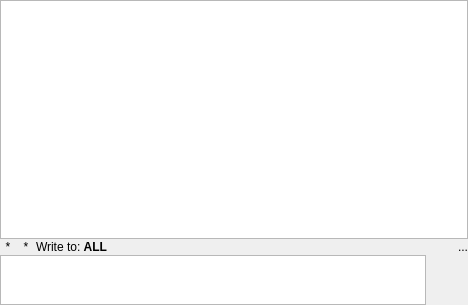
The window that src/GuiChat.ui (hwgao/beebeep) describes before a commit, drawn with Qt 5.
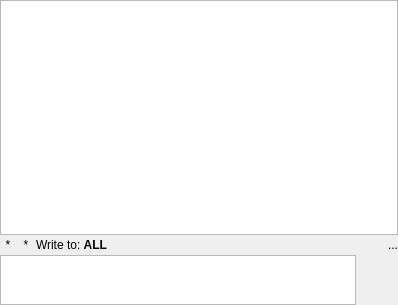
The same window after the commit. Icons and pictures are not drawn. Custom widgets are drawn as their Qt base class.

What changed in the file:
```diff
--- a/src/GuiChat.ui
+++ b/src/GuiChat.ui
@@ -6,7 +6,7 @@
    <rect>
     <x>0</x>
     <y>0</y>
-    <width>468</width>
+    <width>398</width>
     <height>305</height>
    </rect>
   </property>
@@ -32,13 +32,10 @@
    <property name="bottomMargin">
     <number>0</number>
    </property>
-   <property name="horizontalSpacing">
+   <property name="spacing">
     <number>2</number>
    </property>
-   <property name="verticalSpacing">
-    <number>0</number>
-   </property>
-   <item row="0" column="0" colspan="5">
+   <item row="0" column="0" colspan="2">
     <widget class="QTextBrowser" name="mp_teChat">
      <property name="minimumSize">
       <size>
@@ -57,86 +54,7 @@
      </property>
     </widget>
    </item>
-   <item row="1" column="0">
-    <widget class="QLabel" name="mp_lPixSecure">
-     <property name="sizePolicy">
-      <sizepolicy hsizetype="Minimum" vsizetype="Minimum">
-       <horstretch>0</horstretch>
-       <verstretch>0</verstretch>
-      </sizepolicy>
-     </property>
-     <property name="minimumSize">
-      <size>
-       <width>16</width>
-       <height>16</height>
-      </size>
-     </property>
-     <property name="text">
-      <string>*</string>
-     </property>
-     <property name="alignment">
-      <set>Qt::AlignCenter</set>
-     </property>
-    </widget>
-   </item>
-   <item row="1" column="1">
-    <widget class="QLabel" name="mp_lPix">
-     <property name="sizePolicy">
-      <sizepolicy hsizetype="Minimum" vsizetype="Minimum">
-       <horstretch>0</horstretch>
-       <verstretch>0</verstretch>
-      </sizepolicy>
-     </property>
-     <property name="minimumSize">
-      <size>
-       <width>16</width>
-       <height>16</height>
-      </size>
-     </property>
-     <property name="text">
-      <string>*</string>
-     </property>
-     <property name="alignment">
-      <set>Qt::AlignCenter</set>
-     </property>
-    </widget>
-   </item>
-   <item row="1" column="2">
-    <widget class="QLabel" name="mp_lTitle">
-     <property name="sizePolicy">
-      <sizepolicy hsizetype="Expanding" vsizetype="Preferred">
-       <horstretch>0</horstretch>
-       <verstretch>0</verstretch>
-      </sizepolicy>
-     </property>
-     <property name="text">
-      <string>Write to: &lt;b&gt;ALL&lt;/b&gt;</string>
-     </property>
-     <property name="textFormat">
-      <enum>Qt::RichText</enum>
-     </property>
-     <property name="margin">
-      <number>0</number>
-     </property>
-    </widget>
-   </item>
-   <item row="1" column="4">
-    <widget class="QLabel" name="mp_lTimestamp">
-     <property name="sizePolicy">
-      <sizepolicy hsizetype="Minimum" vsizetype="Preferred">
-       <horstretch>0</horstretch>
-       <verstretch>0</verstretch>
-      </sizepolicy>
-     </property>
-     <property name="text">
-      <string>...</string>
-     </property>
-     <property name="alignment">
-      <set>Qt::AlignRight|Qt::AlignTrailing|Qt::AlignVCenter</set>
-     </property>
-    </widget>
-   </item>
-   <item row="2" column="0" colspan="4">
+   <item row="2" column="0">
     <widget class="GuiMessageEdit" name="mp_teMessage">
      <property name="sizePolicy">
       <sizepolicy hsizetype="Expanding" vsizetype="Fixed">
@@ -160,12 +78,12 @@
       <string>&lt;!DOCTYPE HTML PUBLIC &quot;-//W3C//DTD HTML 4.0//EN&quot; &quot;http://www.w3.org/TR/REC-html40/strict.dtd&quot;&gt;
 &lt;html&gt;&lt;head&gt;&lt;meta name=&quot;qrichtext&quot; content=&quot;1&quot; /&gt;&lt;style type=&quot;text/css&quot;&gt;
 p, li { white-space: pre-wrap; }
-&lt;/style&gt;&lt;/head&gt;&lt;body style=&quot; font-family:'MS Shell Dlg 2'; font-size:8.25pt; font-weight:400; font-style:normal;&quot;&gt;
-&lt;p style=&quot;-qt-paragraph-type:empty; margin-top:0px; margin-bottom:0px; margin-left:0px; margin-right:0px; -qt-block-indent:0; text-indent:0px; font-size:8pt;&quot;&gt;&lt;br /&gt;&lt;/p&gt;&lt;/body&gt;&lt;/html&gt;</string>
+&lt;/style&gt;&lt;/head&gt;&lt;body style=&quot; font-family:'Droid Sans'; font-size:10pt; font-weight:400; font-style:normal;&quot;&gt;
+&lt;p style=&quot;-qt-paragraph-type:empty; margin-top:0px; margin-bottom:0px; margin-left:0px; margin-right:0px; -qt-block-indent:0; text-indent:0px; font-family:'MS Shell Dlg 2'; font-size:8pt;&quot;&gt;&lt;br /&gt;&lt;/p&gt;&lt;/body&gt;&lt;/html&gt;</string>
      </property>
     </widget>
    </item>
-   <item row="2" column="4">
+   <item row="2" column="1">
     <widget class="QPushButton" name="mp_pbSend">
      <property name="sizePolicy">
       <sizepolicy hsizetype="Fixed" vsizetype="Fixed">
@@ -203,6 +121,89 @@
      </property>
     </widget>
    </item>
+   <item row="1" column="0" colspan="2">
+    <layout class="QHBoxLayout" name="horizontalLayout">
+     <item>
+      <widget class="QLabel" name="mp_lPixSecure">
+       <property name="sizePolicy">
+        <sizepolicy hsizetype="Minimum" vsizetype="Minimum">
+         <horstretch>0</horstretch>
+         <verstretch>0</verstretch>
+        </sizepolicy>
+       </property>
+       <property name="minimumSize">
+        <size>
+         <width>16</width>
+         <height>16</height>
+        </size>
+       </property>
+       <property name="text">
+        <string>*</string>
+       </property>
+       <property name="alignment">
+        <set>Qt::AlignCenter</set>
+       </property>
+      </widget>
+     </item>
+     <item>
+      <widget class="QLabel" name="mp_lPix">
+       <property name="sizePolicy">
+        <sizepolicy hsizetype="Minimum" vsizetype="Minimum">
+         <horstretch>0</horstretch>
+         <verstretch>0</verstretch>
+        </sizepolicy>
+       </property>
+       <property name="minimumSize">
+        <size>
+         <width>16</width>
+         <height>16</height>
+        </size>
+       </property>
+       <property name="text">
+        <string>*</string>
+       </property>
+       <property name="alignment">
+        <set>Qt::AlignCenter</set>
+       </property>
+      </widget>
+     </item>
+     <item>
+      <widget class="QLabel" name="mp_lTitle">
+       <property name="sizePolicy">
+        <sizepolicy hsizetype="Expanding" vsizetype="Preferred">
+         <horstretch>0</horstretch>
+         <verstretch>0</verstretch>
+        </sizepolicy>
+       </property>
+       <property name="text">
+        <string>Write to: &lt;b&gt;ALL&lt;/b&gt;</string>
+       </property>
+       <property name="textFormat">
+        <enum>Qt::RichText</enum>
+       </property>
+       <property name="margin">
+        <number>0</number>
+       </property>
+      </widget>
+     </item>
+     <item>
+      <widget class="QLabel" name="mp_lTimestamp">
+       <property name="sizePolicy">
+        <sizepolicy hsizetype="Minimum" vsizetype="Preferred">
+         <horstretch>0</horstretch>
+         <verstretch>0</verstretch>
+        </sizepolicy>
+       </property>
+       <property name="text">
+        <string>...</string>
+       </property>
+       <property name="alignment">
+        <set>Qt::AlignRight|Qt::AlignTrailing|Qt::AlignVCenter</set>
+       </property>
+      </widget>
+     </item>
+    </layout>
+   </item>
   </layout>
  </widget>
  <customwidgets>
```
